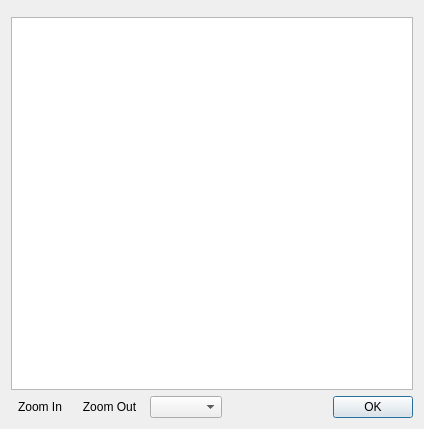
SMByC/AcATaMa, file ui/sampling_report.ui: the form before one commit.
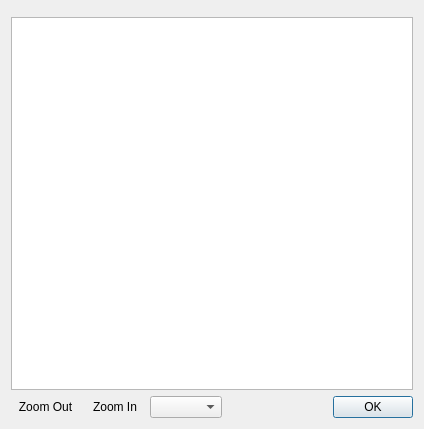
The form after the commit. Icons and pictures are not drawn. Custom widgets are drawn as their Qt base class.

Commit message: Fix zoom in/out buttons order

```diff
--- a/ui/sampling_report.ui
+++ b/ui/sampling_report.ui
@@ -43,12 +43,12 @@
        <number>0</number>
       </property>
       <item>
-       <widget class="QToolButton" name="zoomIn">
+       <widget class="QToolButton" name="zoomOut">
         <property name="toolTip">
          <string>Zoom In</string>
         </property>
         <property name="text">
-         <string>Zoom In</string>
+         <string>Zoom Out</string>
         </property>
         <property name="icon">
          <iconset>
@@ -63,12 +63,12 @@
        </widget>
       </item>
       <item>
-       <widget class="QToolButton" name="zoomOut">
+       <widget class="QToolButton" name="zoomIn">
         <property name="toolTip">
          <string>Zoom Out</string>
         </property>
         <property name="text">
-         <string>Zoom Out</string>
+         <string>Zoom In</string>
         </property>
         <property name="icon">
          <iconset>
```
Left out of the diff: 8 changed lines with no effect on the pictures. The commit also changes 1 other file.
